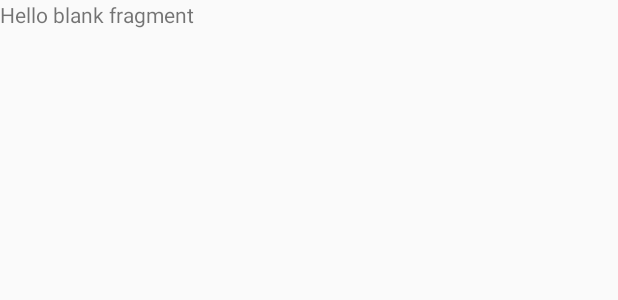
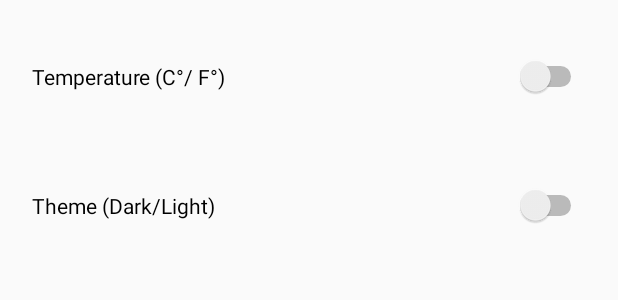
Before and after one commit to DanielDavidSteele/KettleAccess, an Android app: the layout fragment_settings.xml on its own in the app's theme, with its tools: preview values and no code run, on a phone screen of 412 x 824 dp. Shown: the top 300 px of the screen. Run offline under Robolectric (Android 15) with nearby library versions, the phone set to English and light mode, and no system bars; network calls fail.

Commit message:
Update
Update 11.25am 05/12/2018

```diff
--- a/app/build.gradle
+++ b/app/build.gradle
@@ -22,7 +22,7 @@ dependencies {
     implementation 'com.android.support:recyclerview-v7:28.0.0'
     implementation 'com.akaita.android:circular-seek-bar:1.0'
     implementation 'com.android.volley:volley:1.1.0'
-    implementation fileTree(dir: 'libs', include: ['*.jar'])
+    implementation fileTree(include: ['*.jar'], dir: 'libs')
     implementation 'com.android.support:appcompat-v7:28.0.0'
     implementation 'com.android.support.constraint:constraint-layout:1.1.3'
     implementation 'com.android.support:design:28.0.0'
--- a/app/src/main/res/layout/fragment_settings.xml
+++ b/app/src/main/res/layout/fragment_settings.xml
@@ -1,14 +1,39 @@
 <?xml version="1.0" encoding="utf-8"?>
 <FrameLayout xmlns:android="http://schemas.android.com/apk/res/android"
+    xmlns:app="http://schemas.android.com/apk/res-auto"
     xmlns:tools="http://schemas.android.com/tools"
     android:layout_width="match_parent"
     android:layout_height="match_parent"
     tools:context=".SettingsFragment">
 
     <!-- TODO: Update blank fragment layout -->
-    <TextView
+
+    <android.support.constraint.ConstraintLayout
         android:layout_width="match_parent"
-        android:layout_height="match_parent"
-        android:text="@string/hello_blank_fragment" />
+        android:layout_height="match_parent">
 
+        <Switch
+            android:id="@+id/switch2"
+            android:layout_width="370dp"
+            android:layout_height="70dp"
+            android:layout_marginStart="16dp"
+            android:layout_marginTop="16dp"
+            android:layout_marginEnd="16dp"
+            android:text="@string/theme_selector"
+            app:layout_constraintEnd_toEndOf="parent"
+            app:layout_constraintStart_toStartOf="parent"
+            app:layout_constraintTop_toBottomOf="@+id/switch1" />
+
+        <Switch
+            android:id="@+id/switch1"
+            android:layout_width="370dp"
+            android:layout_height="70dp"
+            android:layout_marginStart="16dp"
+            android:layout_marginTop="16dp"
+            android:layout_marginEnd="16dp"
+            android:text="@string/temperature_selector"
+            app:layout_constraintEnd_toEndOf="parent"
+            app:layout_constraintStart_toStartOf="parent"
+            app:layout_constraintTop_toTopOf="parent" />
+    </android.support.constraint.ConstraintLayout>
 </FrameLayout>
--- a/app/src/main/res/values/strings.xml
+++ b/app/src/main/res/values/strings.xml
@@ -8,4 +8,6 @@
     <!-- TODO: Remove or change this placeholder text -->
     <string name="hello_blank_fragment">Hello blank fragment</string>
     <string name="kettleString">Start Kettle</string>
+    <string name="theme_selector">Theme (Dark/Light)</string>
+    <string name="temperature_selector">Temperature (C°/ F°)</string>
 </resources>
```
Also changed, not shown: app/src/main/java/uk/ac/qub/kettleaccess/BeanFragment.java (+51 -11 lines), app/src/main/java/uk/ac/qub/kettleaccess/SettingsFragment.java (+8 -33 lines), 1 other file.
